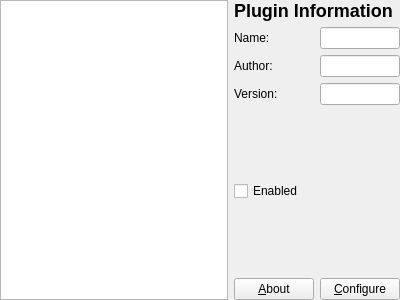
smokris/qtedit4, file tools/qmdilib/demos/plugin-demo/plugin_list.ui: the form before one commit.
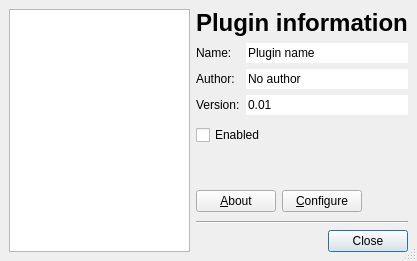
The form after the commit.

Commit message:
* model is working quite good  * config dialog is made directly with the designer, and uses auto conntection. the code is really clean now.  * the new implementation will raise a window with the list of plugins, on that window you can choose to configure the plugin, or clicking about (all working by now).  * the checkbox to enable and disable a plugin needs more api work.  * the config action should work, but not tested in real life
The demo is almost working, and it's in a really nice shape at the moment, as it really works with the plugins available and can do some work on them ...

```diff
--- a/tools/qmdilib/demos/plugin-demo/plugin_list.ui
+++ b/tools/qmdilib/demos/plugin-demo/plugin_list.ui
@@ -1,118 +1,237 @@
 <ui version="4.0" >
- <author>Diego Iastrubni &lt;elcuco@kde.org></author>
- <class>plugin_list</class>
- <widget class="QWidget" name="plugin_list" >
+ <author>Diego Iastrubni</author>
+ <class>PluginList</class>
+ <widget class="QDialog" name="PluginList" >
   <property name="geometry" >
    <rect>
     <x>0</x>
     <y>0</y>
-    <width>400</width>
-    <height>300</height>
+    <width>417</width>
+    <height>261</height>
    </rect>
   </property>
   <property name="windowTitle" >
-   <string>Form</string>
+   <string>Dialog</string>
+  </property>
+  <property name="sizeGripEnabled" >
+   <bool>true</bool>
   </property>
   <layout class="QGridLayout" >
    <property name="margin" >
-    <number>0</number>
+    <number>9</number>
    </property>
    <property name="spacing" >
     <number>6</number>
    </property>
-   <item row="4" column="2" >
-    <spacer>
-     <property name="orientation" >
-      <enum>Qt::Vertical</enum>
-     </property>
-     <property name="sizeHint" >
-      <size>
-       <width>20</width>
-       <height>40</height>
-      </size>
-     </property>
-    </spacer>
-   </item>
-   <item row="5" column="2" >
-    <widget class="QPushButton" name="btnConfigure" >
-     <property name="text" >
-      <string>&amp;Configure</string>
-     </property>
-    </widget>
-   </item>
-   <item row="5" column="1" >
-    <widget class="QPushButton" name="btnAbout" >
-     <property name="text" >
-      <string>&amp;About</string>
-     </property>
-    </widget>
-   </item>
-   <item row="4" column="1" >
-    <widget class="QCheckBox" name="cbEnabled" >
-     <property name="text" >
-      <string>Enabled</string>
-     </property>
-    </widget>
-   </item>
    <item row="2" column="1" >
-    <widget class="QLabel" name="label_2" >
+    <widget class="QCheckBox" name="pluginEnabled" >
      <property name="text" >
-      <string>Author:</string>
+      <string>Enabled</string>
      </property>
     </widget>
    </item>
-   <item row="3" column="1" >
-    <widget class="QLabel" name="label_3" >
-     <property name="text" >
-      <string>Version:</string>
+   <item row="6" column="1" colspan="3" >
+    <widget class="QDialogButtonBox" name="buttonBox" >
+     <property name="orientation" >
+      <enum>Qt::Horizontal</enum>
      </property>
-    </widget>
-   </item>
-   <item row="1" column="1" >
-    <widget class="QLabel" name="label" >
-     <property name="text" >
-      <string>Name:</string>
+     <property name="standardButtons" >
+      <set>QDialogButtonBox::Close</set>
      </property>
     </widget>
    </item>
-   <item row="0" column="1" colspan="2" >
-    <widget class="QLabel" name="label_4" >
-     <property name="text" >
-      <string>&lt;h2>Plugin Information&lt;/h2></string>
+   <item row="4" column="1" colspan="3" >
+    <layout class="QHBoxLayout" >
+     <property name="margin" >
+      <number>0</number>
      </property>
-    </widget>
-   </item>
-   <item rowspan="6" row="0" column="0" >
-    <widget class="QListView" name="listWidget" >
-     <property name="layoutMode" >
-      <enum>QListView::Batched</enum>
+     <property name="spacing" >
+      <number>6</number>
      </property>
-    </widget>
-   </item>
-   <item row="2" column="2" >
-    <widget class="QLineEdit" name="authorName" >
-     <property name="readOnly" >
-      <bool>true</bool>
-     </property>
-    </widget>
+     <item>
+      <widget class="QPushButton" name="aboutPlugin" >
+       <property name="text" >
+        <string>&amp;About</string>
+       </property>
+      </widget>
+     </item>
+     <item>
+      <widget class="QPushButton" name="configurePlugin" >
+       <property name="text" >
+        <string>&amp;Configure</string>
+       </property>
+      </widget>
+     </item>
+     <item>
+      <spacer>
+       <property name="orientation" >
+        <enum>Qt::Horizontal</enum>
+       </property>
+       <property name="sizeHint" >
+        <size>
+         <width>39</width>
+         <height>27</height>
+        </size>
+       </property>
+      </spacer>
+     </item>
+    </layout>
    </item>
    <item row="3" column="2" >
-    <widget class="QLineEdit" name="versionString" >
-     <property name="readOnly" >
-      <bool>true</bool>
+    <spacer>
+     <property name="orientation" >
+      <enum>Qt::Vertical</enum>
      </property>
+     <property name="sizeHint" >
+      <size>
+       <width>20</width>
+       <height>16</height>
+      </size>
+     </property>
+    </spacer>
+   </item>
+   <item row="2" column="2" >
+    <spacer>
+     <property name="orientation" >
+      <enum>Qt::Vertical</enum>
+     </property>
+     <property name="sizeHint" >
+      <size>
+       <width>20</width>
+       <height>16</height>
+      </size>
+     </property>
+    </spacer>
+   </item>
+   <item row="0" column="1" colspan="3" >
+    <widget class="QLabel" name="label" >
+     <property name="sizePolicy" >
+      <sizepolicy>
+       <hsizetype>5</hsizetype>
+       <vsizetype>4</vsizetype>
+       <horstretch>0</horstretch>
+       <verstretch>0</verstretch>
+      </sizepolicy>
+     </property>
+     <property name="text" >
+      <string>&lt;h1>Plugin information&lt;/h1></string>
+     </property>
     </widget>
    </item>
-   <item row="1" column="2" >
-    <widget class="QLineEdit" name="pluginName" >
-     <property name="readOnly" >
+   <item row="1" column="1" colspan="3" >
+    <layout class="QHBoxLayout" >
+     <property name="margin" >
+      <number>0</number>
+     </property>
+     <property name="spacing" >
+      <number>6</number>
+     </property>
+     <item>
+      <layout class="QVBoxLayout" >
+       <property name="margin" >
+        <number>0</number>
+       </property>
+       <property name="spacing" >
+        <number>6</number>
+       </property>
+       <item>
+        <widget class="QLabel" name="label_2" >
+         <property name="text" >
+          <string>Name:</string>
+         </property>
+        </widget>
+       </item>
+       <item>
+        <widget class="QLabel" name="label_3" >
+         <property name="text" >
+          <string>Author:</string>
+         </property>
+        </widget>
+       </item>
+       <item>
+        <widget class="QLabel" name="label_4" >
+         <property name="text" >
+          <string>Version:</string>
+         </property>
+        </widget>
+       </item>
+      </layout>
+     </item>
+     <item>
+      <layout class="QVBoxLayout" >
+       <property name="margin" >
+        <number>0</number>
+       </property>
+       <property name="spacing" >
+        <number>6</number>
+       </property>
+       <item>
+        <widget class="QLineEdit" name="pluginName" >
+         <property name="text" >
+          <string>Plugin name</string>
+         </property>
+         <property name="frame" >
+          <bool>false</bool>
+         </property>
+         <property name="readOnly" >
+          <bool>true</bool>
+         </property>
+        </widget>
+       </item>
+       <item>
+        <widget class="QLineEdit" name="pluginAuthor" >
+         <property name="text" >
+          <string>No author</string>
+         </property>
+         <property name="frame" >
+          <bool>false</bool>
+         </property>
+         <property name="readOnly" >
+          <bool>true</bool>
+         </property>
+        </widget>
+       </item>
+       <item>
+        <widget class="QLineEdit" name="pluginVersion" >
+         <property name="text" >
+          <string>0.01</string>
+         </property>
+         <property name="frame" >
+          <bool>false</bool>
+         </property>
+         <property name="readOnly" >
+          <bool>true</bool>
+         </property>
+        </widget>
+       </item>
+      </layout>
+     </item>
+    </layout>
+   </item>
+   <item row="5" column="1" colspan="3" >
+    <widget class="Line" name="line" >
+     <property name="orientation" >
+      <enum>Qt::Horizontal</enum>
+     </property>
+    </widget>
+   </item>
+   <item rowspan="7" row="0" column="0" >
+    <widget class="QListView" name="pluginList" >
+     <property name="sizePolicy" >
+      <sizepolicy>
+       <hsizetype>5</hsizetype>
+       <vsizetype>7</vsizetype>
+       <horstretch>0</horstretch>
+       <verstretch>0</verstretch>
+      </sizepolicy>
+     </property>
+     <property name="alternatingRowColors" >
       <bool>true</bool>
      </property>
     </widget>
    </item>
   </layout>
  </widget>
- <layoutdefault spacing="0" margin="0" />
  <includes/>
  <resources/>
  <connections/>
```
Left out of the diff: 35 changed lines with no effect on the pictures. The commit also changes 11 other files.
